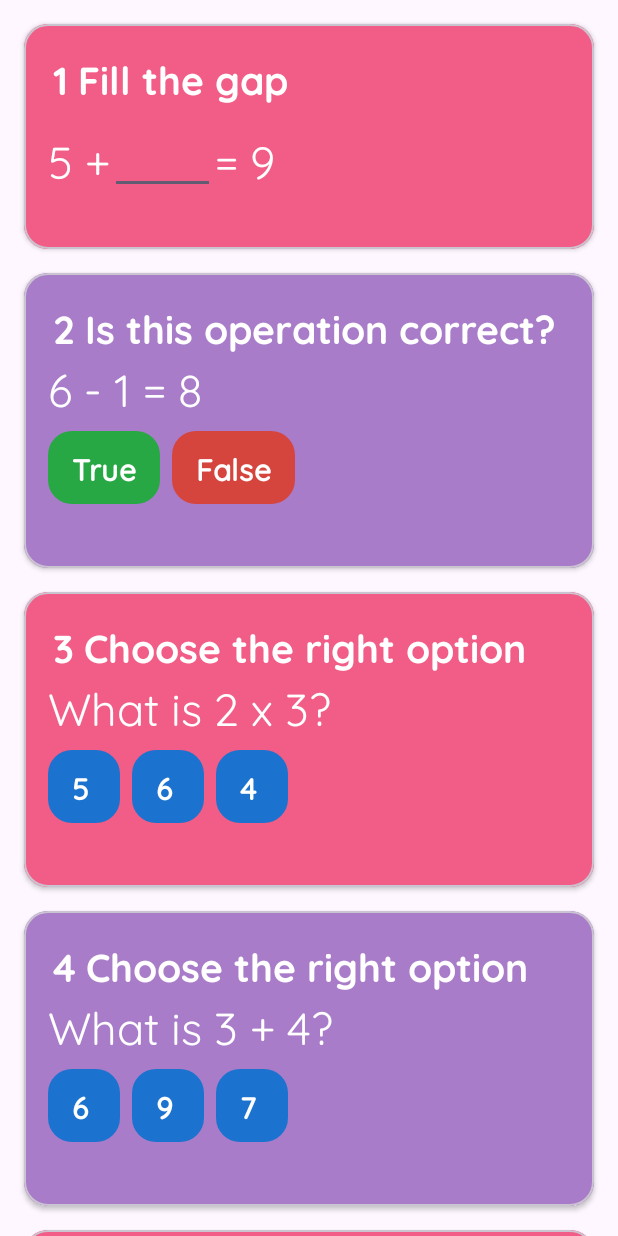
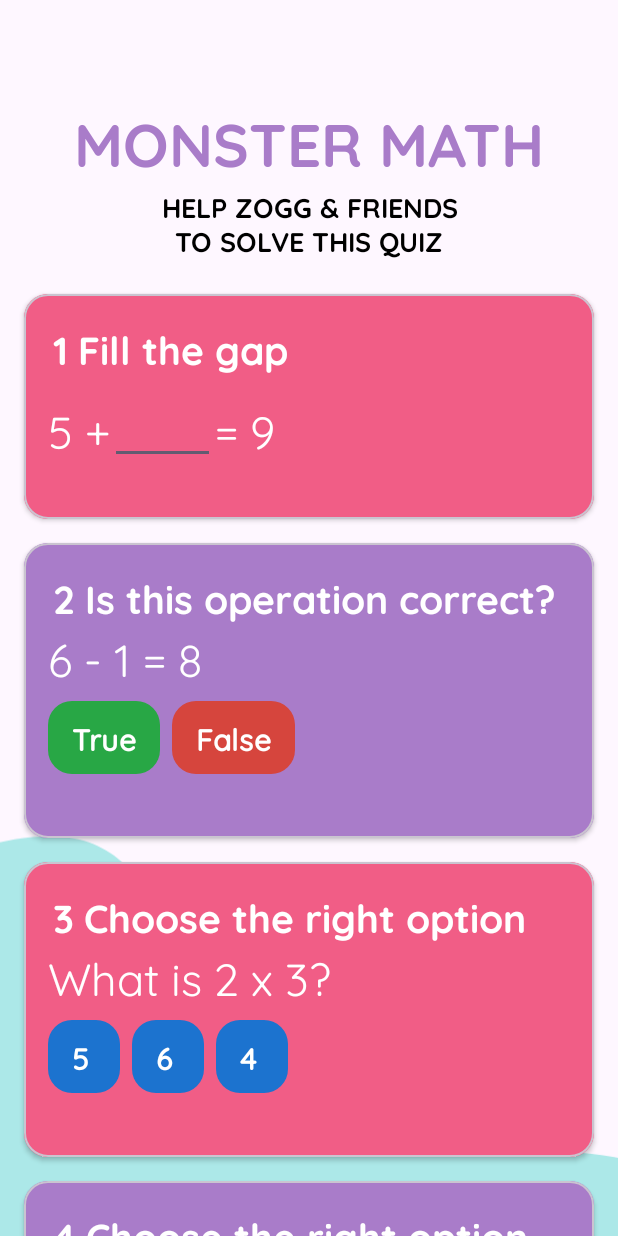
Before and after one commit to florscolari/TECH4300A2, an Android app: the screen it shows after launch (MainActivity), on a phone screen of 412 x 824 dp. Run offline under Robolectric (Android 15) with nearby library versions, the phone set to English and light mode, and no system bars.

Commit message:
ADDED main activity header

```diff
--- /dev/null
+++ b/app/src/main/res/drawable/bg_shape_turquoise.xml
@@ -0,0 +1,9 @@
+<vector xmlns:android="http://schemas.android.com/apk/res/android"
+    android:width="790dp"
+    android:height="716dp"
+    android:viewportWidth="790"
+    android:viewportHeight="716">
+  <path
+      android:pathData="M775.58,498.48C746.8,589.28 681.6,672.32 591.67,703.72C501.74,735.12 388.48,703.22 342.64,619.73C301.69,545.17 314.82,441.46 250.68,385.6C181.76,325.57 52.11,350.05 10.75,268.55C-19.05,209.86 23.27,140.27 70.93,94.89C120.91,47.32 181.86,0.79 250.84,0.53C343.2,0.18 339.84,125.82 366.43,165.44C401.13,217.08 472.13,227.68 534.35,226.94C596.58,226.2 663.6,220.16 716.26,253.34C792.85,301.62 802.95,412.15 775.58,498.48Z"
+      android:fillColor="#ACE8E8"/>
+</vector>
--- a/app/src/main/res/layout/activity_main.xml
+++ b/app/src/main/res/layout/activity_main.xml
@@ -16,6 +16,46 @@
         android:layout_height="wrap_content"
         tools:context=".MainActivity">
 
+        <!-- START MonsterMath Header Section -->
+        <androidx.constraintlayout.widget.Guideline
+            android:id="@+id/guideVMonsterTop"
+            android:layout_width="wrap_content"
+            android:layout_height="wrap_content"
+            android:orientation="horizontal"
+            app:layout_constraintGuide_begin="40dp" />
+
+
+
+        <TextView
+            android:id="@+id/appTitle"
+            style="@style/title"
+            android:layout_width="match_parent"
+            android:layout_height="wrap_content"
+            android:layout_marginTop="24dp"
+            android:text="@string/appTitle"
+            app:layout_constraintEnd_toEndOf="parent"
+            app:layout_constraintStart_toStartOf="parent"
+            app:layout_constraintTop_toTopOf="@id/guideVMonsterTop" />
+
+        <TextView
+            android:id="@+id/appSubtitle"
+            style="@style/label"
+            android:layout_width="220dp"
+            android:layout_height="wrap_content"
+            android:text="@string/appSubtitle"
+            app:layout_constraintEnd_toEndOf="parent"
+            app:layout_constraintStart_toStartOf="parent"
+            app:layout_constraintTop_toBottomOf="@id/appTitle" />
+
+        <androidx.constraintlayout.widget.Guideline
+            android:id="@+id/guideVMonsterBottom"
+            android:layout_width="wrap_content"
+            android:layout_height="wrap_content"
+            android:orientation="horizontal"
+            app:layout_constraintGuide_begin="180dp" />
+        <!-- END MonsterMath Header Section -->
+
+
         <!-- START Material card 1 test wrapping constraint into this -->
         <com.google.android.material.card.MaterialCardView
             android:id="@+id/matCard1"
@@ -26,7 +66,7 @@
             app:cardElevation="2dp"
             app:layout_constraintEnd_toStartOf="parent"
             app:layout_constraintStart_toStartOf="parent"
-            app:layout_constraintTop_toTopOf="parent">
+            app:layout_constraintTop_toTopOf="@id/guideVMonsterBottom">
 
             <!--START Card 1 using a ConstraintLayout -->
             <androidx.constraintlayout.widget.ConstraintLayout
@@ -613,7 +653,7 @@
             app:layout_constraintBottom_toTopOf="@+id/btnReset"
             app:layout_constraintEnd_toEndOf="parent"
             app:layout_constraintStart_toStartOf="parent"
-            tools:ignore="HardcodedText,TouchTargetSizeCheck" />
+            tools:ignore="HardcodedText,TouchTargetSizeCheck,VisualLintOverlap" />
 
         <Button
             android:id="@+id/btnReset"
@@ -632,7 +672,20 @@
             app:layout_constraintBottom_toBottomOf="@+id/main"
             app:layout_constraintEnd_toEndOf="parent"
             app:layout_constraintStart_toStartOf="parent"
-            tools:ignore="HardcodedText,TouchTargetSizeCheck" />
+            tools:ignore="HardcodedText,TouchTargetSizeCheck,VisualLintOverlap" />
+
+        <!-- BG decorative element -->
+        <ImageView
+            android:layout_width="733dp"
+            android:layout_height="1200dp"
+            android:layout_marginStart="-200dp"
+            android:importantForAccessibility="no"
+            app:layout_constraintBottom_toBottomOf="parent"
+            app:layout_constraintStart_toStartOf="parent"
+            app:srcCompat="@drawable/bg_shape_turquoise" />
+
+
+
     </androidx.constraintlayout.widget.ConstraintLayout>
     <!-- END Only Child for a ScrollView -->
 </ScrollView>
--- a/app/src/main/res/values/strings.xml
+++ b/app/src/main/res/values/strings.xml
@@ -18,7 +18,12 @@
 
     <string name="submitQuiz">Check Results!</string>
     <string name="resetQuiz">Reset Quiz</string>
-    <!-- I realised while writing the set for last Q6 that is hasn't used this because it is taking directly from DOM manipulation -->
+
+
+    <!-- Main Activity -->
+    <string name="appTitle">Monster Math</string>
+    <string name="appSubtitle">Help Zogg &amp; Friends to solve this quiz</string>
+
     <!-- Q1 -->
     <string name="q1Number">0</string>
     <string name="q1Label">Label</string>
```
